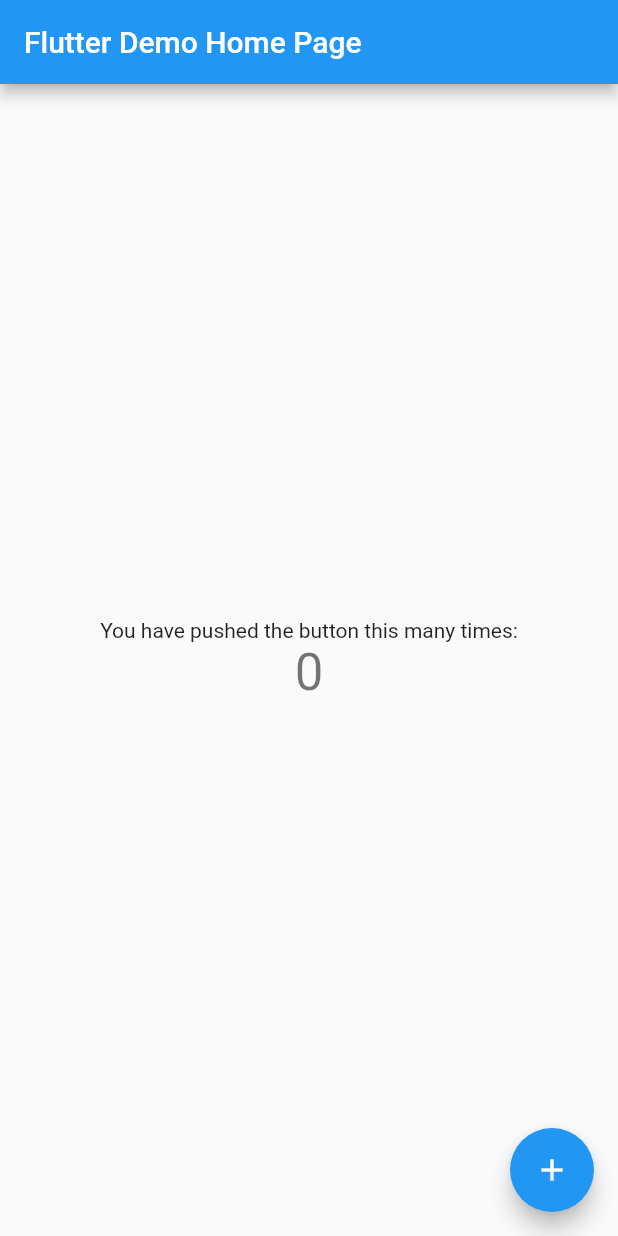
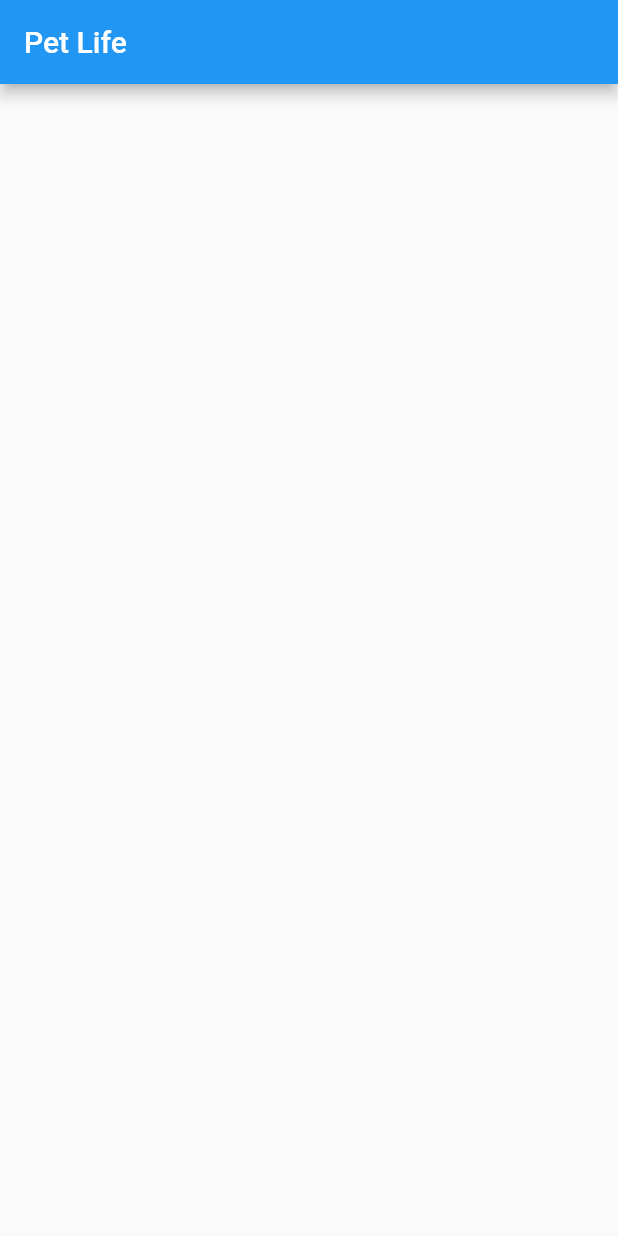
Before and after one commit to BrenoVitoi/lifepet_app, a Flutter app: the screen it shows after launch, on a phone screen of 412 x 824 dp. Run offline on Flutter 3.47's test engine with Material 2 defaults, Android fonts, the phone set to English and light mode, and no system bars.

Commit message:
Foi criado o arquivo screens

```diff
--- a/lib/main.dart
+++ b/lib/main.dart
@@ -1,117 +1,14 @@
 import 'package:flutter/material.dart';
+import 'package:lifepet_app/screens/home_screen.dart';
 
-void main() {
-  runApp(MyApp());
-}
+void main() => runApp(Main());
 
-class MyApp extends StatelessWidget {
-  // This widget is the root of your application.
+class Main extends StatelessWidget {
   @override
   Widget build(BuildContext context) {
     return MaterialApp(
-      title: 'Flutter Demo',
-      theme: ThemeData(
-        // This is the theme of your application.
-        //
-        // Try running your application with "flutter run". You'll see the
-        // application has a blue toolbar. Then, without quitting the app, try
-        // changing the primarySwatch below to Colors.green and then invoke
-        // "hot reload" (press "r" in the console where you ran "flutter run",
-        // or simply save your changes to "hot reload" in a Flutter IDE).
-        // Notice that the counter didn't reset back to zero; the application
-        // is not restarted.
-        primarySwatch: Colors.blue,
-        // This makes the visual density adapt to the platform that you run
-        // the app on. For desktop platforms, the controls will be smaller and
-        // closer together (more dense) than on mobile platforms.
-        visualDensity: VisualDensity.adaptivePlatformDensity,
-      ),
-      home: MyHomePage(title: 'Flutter Demo Home Page'),
+      title: "Pet Life",
+      home: new HomeScreen(),
     );
   }
 }
-
-class MyHomePage extends StatefulWidget {
-  MyHomePage({Key key, this.title}) : super(key: key);
-
-  // This widget is the home page of your application. It is stateful, meaning
-  // that it has a State object (defined below) that contains fields that affect
-  // how it looks.
-
-  // This class is the configuration for the state. It holds the values (in this
-  // case the title) provided by the parent (in this case the App widget) and
-  // used by the build method of the State. Fields in a Widget subclass are
-  // always marked "final".
-
-  final String title;
-
-  @override
-  _MyHomePageState createState() => _MyHomePageState();
-}
-
-class _MyHomePageState extends State<MyHomePage> {
-  int _counter = 0;
-
-  void _incrementCounter() {
-    setState(() {
-      // This call to setState tells the Flutter framework that something has
-      // changed in this State, which causes it to rerun the build method below
-      // so that the display can reflect the updated values. If we changed
-      // _counter without calling setState(), then the build method would not be
-      // called again, and so nothing would appear to happen.
-      _counter++;
-    });
-  }
-
-  @override
-  Widget build(BuildContext context) {
-    // This method is rerun every time setState is called, for instance as done
-    // by the _incrementCounter method above.
-    //
-    // The Flutter framework has been optimized to make rerunning build methods
-    // fast, so that you can just rebuild anything that needs updating rather
-    // than having to individually change instances of widgets.
-    return Scaffold(
-      appBar: AppBar(
-        // Here we take the value from the MyHomePage object that was created by
-        // the App.build method, and use it to set our appbar title.
-        title: Text(widget.title),
-      ),
-      body: Center(
-        // Center is a layout widget. It takes a single child and positions it
-        // in the middle of the parent.
-        child: Column(
-          // Column is also a layout widget. It takes a list of children and
-          // arranges them vertically. By default, it sizes itself to fit its
-          // children horizontally, and tries to be as tall as its parent.
-          //
-          // Invoke "debug painting" (press "p" in the console, choose the
-          // "Toggle Debug Paint" action from the Flutter Inspector in Android
-          // Studio, or the "Toggle Debug Paint" command in Visual Studio Code)
-          // to see the wireframe for each widget.
-          //
-          // Column has various properties to control how it sizes itself and
-          // how it positions its children. Here we use mainAxisAlignment to
-          // center the children vertically; the main axis here is the vertical
-          // axis because Columns are vertical (the cross axis would be
-          // horizontal).
-          mainAxisAlignment: MainAxisAlignment.center,
-          children: <Widget>[
-            Text(
-              'You have pushed the button this many times:',
-            ),
-            Text(
-              '$_counter',
-              style: Theme.of(context).textTheme.headline4,
-            ),
-          ],
-        ),
-      ),
-      floatingActionButton: FloatingActionButton(
-        onPressed: _incrementCounter,
-        tooltip: 'Increment',
-        child: Icon(Icons.add),
-      ), // This trailing comma makes auto-formatting nicer for build methods.
-    );
-  }
-}
--- a/lib/models/pet_model.dart
+++ b/lib/models/pet_model.dart
@@ -42,4 +42,4 @@ var pets = [
     bio: "Sou um pastor elétrico",
     id: "2"
   ),
-]
+];
--- /dev/null
+++ b/lib/screens/home_screen.dart
@@ -0,0 +1,12 @@
+import 'package:flutter/material.dart';
+
+class HomeScreen extends StatelessWidget {
+  @override
+  Widget build(BuildContext context) {
+    return Scaffold(
+      appBar: AppBar(
+        title: Text("Pet Life"),
+      ),
+    );
+  }
+}
```
